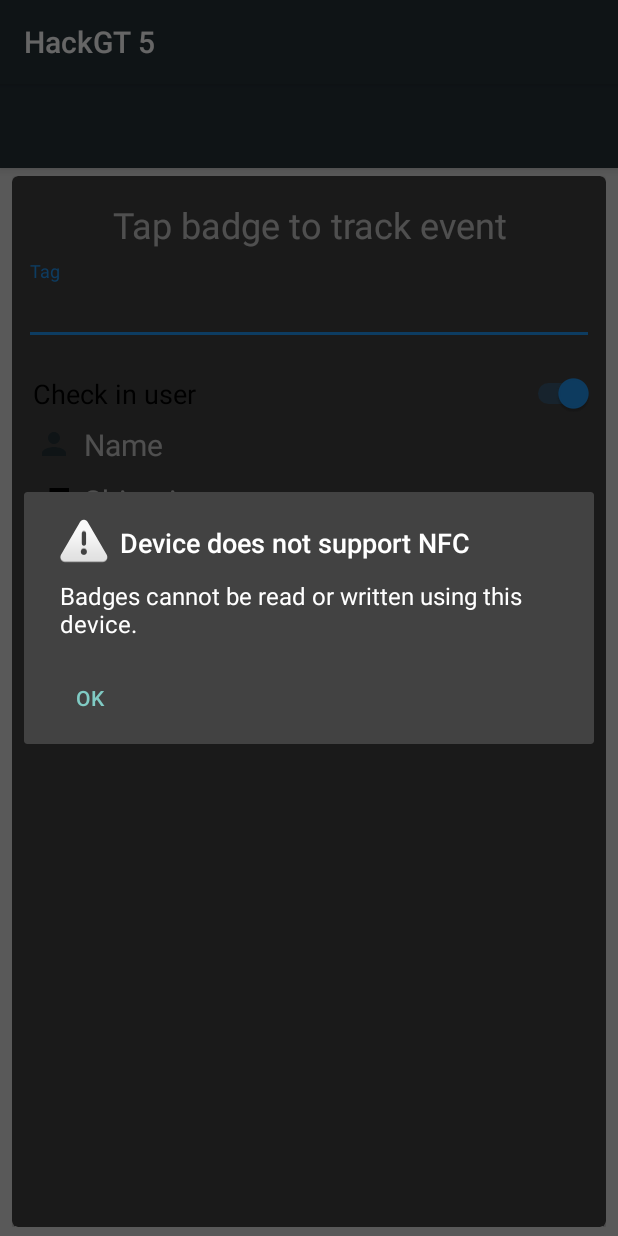
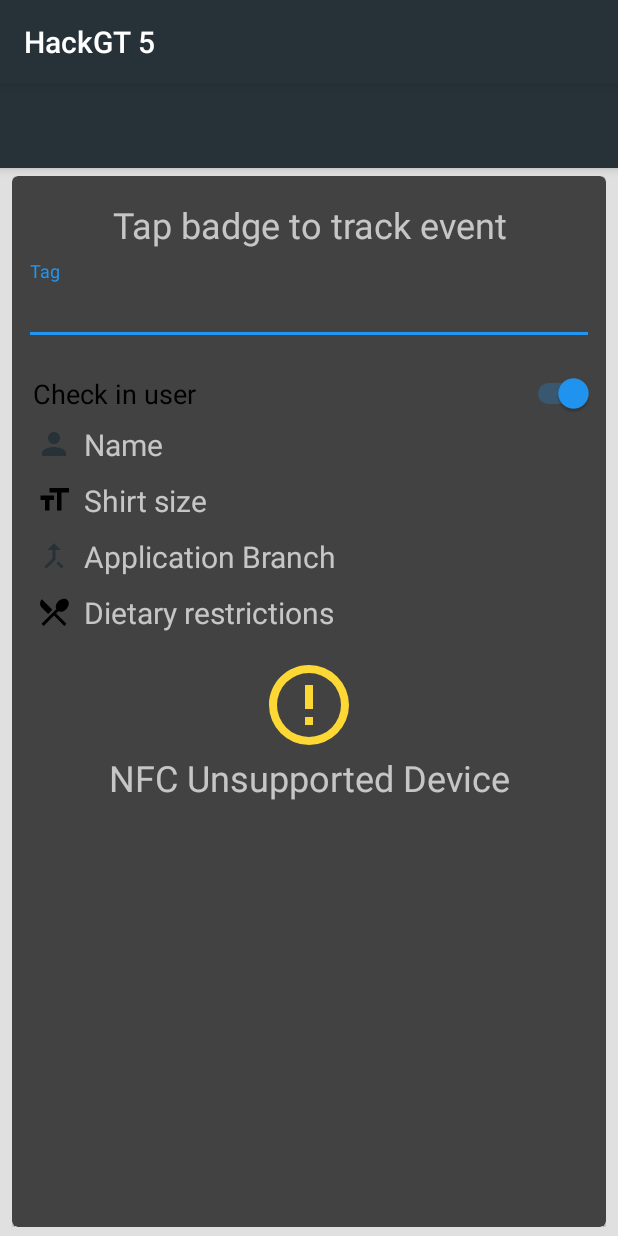
Before and after one commit to HackGT/Checkin-Android, an Android app: the fragment TapFragment placed in its activity, on a phone screen of 412 x 824 dp. Run offline under Robolectric (Android 15) with nearby library versions, the phone set to English and light mode, and no system bars; libraries missing offline, so code that uses them is left out: com.apollographql.apollo, com.mikepenz.google_material_typeface_library, com.mikepenz.iconics, com.mikepenz.materialdrawer; 24 statements that could not run were skipped.

Commit message:
converted dialogs to inline NFC errors, fix NFC not loading after enabled in settings

```diff
--- a/app/src/main/java/gt/hack/nfc/fragment/CheckinFlowFragment.java
+++ b/app/src/main/java/gt/hack/nfc/fragment/CheckinFlowFragment.java
@@ -86,7 +86,7 @@ public class CheckinFlowFragment extends Fragment {
     @Override
     public void onResume() {
         super.onResume();
-        final ProgressBar progressBar = getActivity().findViewById(R.id.waitForBadge);
+        final ProgressBar progressBar = getActivity().findViewById(R.id.wait_for_badge_tap);
 
         TextView nameView = getActivity().findViewById(R.id.hacker_checkin_name);
         nameView.setText(name);
--- a/app/src/main/java/gt/hack/nfc/fragment/TapFragment.kt
+++ b/app/src/main/java/gt/hack/nfc/fragment/TapFragment.kt
@@ -3,6 +3,7 @@ package gt.hack.nfc.fragment
 import java.util.*
 
 import android.app.AlertDialog
+import android.content.DialogInterface
 import android.content.DialogInterface.OnClickListener
 import android.content.Intent
 import android.media.AudioManager
@@ -32,12 +33,12 @@ import kotlinx.android.synthetic.main.fragment_tap.*
 import kotlinx.coroutines.runBlocking
 import kotlin.collections.ArrayList
 
-
-class TapFragment : Fragment() {
+class TapFragment : Fragment(), View.OnClickListener {
 
   val READER_FLAGS = NfcAdapter.FLAG_READER_NFC_A
   val TAG = "CHECKIN/TAP_FRAGMENT"
   var waitingForTag = true
+  var nfcIsLoaded = false
 
   companion object {
     fun newInstance(): TapFragment {
@@ -49,9 +50,18 @@ class TapFragment : Fragment() {
     return inflater.inflate(R.layout.fragment_tap, container, false)
   }
 
+  override fun onResume() {
+    super.onResume()
+
+    // in case NFC becomes enabled in settings
+    if (view != null) {
+      loadNFC(view!!)
+    }
+  }
+
   override fun onViewCreated(view: View, savedInstanceState: Bundle?) {
+    super.onViewCreated(view, savedInstanceState)
     val uuidRegex = Regex("[0-9a-f]{8}-([0-9a-f]{4}-){3}[0-9a-f]{12}")
-    super.onViewCreated(view, savedInstanceState)
     Log.i("checkin-tap", "inside onviewcreated")
     val tagSelect: AutoCompleteTextView = checkin_tag
     val prevTag = tagSelect.text
@@ -99,26 +109,56 @@ class TapFragment : Fragment() {
       }
     }
 
-    val nfc = NfcAdapter.getDefaultAdapter(activity)
+    loadNFC(view)
+  }
 
-    if (nfc == null) {
-      // if device does not support NFC provide dialog instead of just crashing
-      Util.showWarning(context, R.string.nfc_not_supported_device_title, R.string.nfc_not_supported__device_message)
+  fun loadNFC(view: View) {
+
+    val nfcAdapter = NfcAdapter.getDefaultAdapter(context)
+
+    val nfcInfo = view.findViewById<TextView>(R.id.nfcInstructions)
+    val nfcProgressBar = view.findViewById<ProgressBar>(R.id.wait_for_badge_tap)
+    val warningIcon = view.findViewById<ImageView>(R.id.nfc_error)
+    val nfcEnableButton = view.findViewById<Button>(R.id.enable_nfc_button)
+
+    if (nfcAdapter == null) {
+
+      nfcInfo.text = getString(R.string.nfc_unsupported_device)
+
+      nfcProgressBar.visibility = View.GONE
+      warningIcon.visibility = View.VISIBLE
+      nfcEnableButton.visibility = View.GONE
+
+    } else if (!nfcAdapter.isEnabled) {
+
+      nfcInfo.text = getString(R.string.nfc_disabled)
+
+      nfcProgressBar.visibility = View.GONE
+      warningIcon.visibility = View.VISIBLE
+      nfcEnableButton.visibility = View.VISIBLE
+
+      nfcEnableButton.setOnClickListener(this)
+
+    } else {
+
+      nfcInfo.text = getString(R.string.nfc_ready)
+
+      nfcProgressBar.visibility = View.VISIBLE
+      warningIcon.visibility = View.GONE
+      nfcEnableButton.visibility = View.GONE
+
+      // prevents being called multiple times if it is already enabled in reader mode
+      if (nfcIsLoaded) {
         return
       }
 
-    // Show alert if NFC is disabled
-    if (!nfc.isEnabled) {
-      val dialog = android.support.v7.app.AlertDialog.Builder(activity!!)
-      dialog.setTitle("NFC Disabled!")
-      dialog.setMessage("Badge scanning is unlikely to work w/o NFC. Would you like to enable NFC?")
-      dialog.setPositiveButton("Enable NFC") { _, _ -> startActivity(Intent(Settings.ACTION_NFC_SETTINGS)) }
-      dialog.setNegativeButton("Cancel", null)
-      dialog.show()
-      return
-    }
+      val uuidRegex = Regex("[0-9a-f]{8}-([0-9a-f]{4}-){3}[0-9a-f]{12}")
+      val tagSelect: AutoCompleteTextView = checkin_tag
+      val preferences = PreferenceManager.getDefaultSharedPreferences(activity)
 
-    nfc.enableReaderMode(activity, { tag: Tag ->
+      nfcIsLoaded = true
+
+      nfcAdapter.enableReaderMode(activity, { tag: Tag ->
         if (waitingForTag) {
           waitingForTag = false
           // get the latest read tag
@@ -175,10 +215,19 @@ class TapFragment : Fragment() {
         }
 
       }, READER_FLAGS, null)
-
+    }
 
   }
 
+  override fun onClick(view: View?) {
+    if (view == null) {
+      return
+    }
+
+    if (view!!.id == R.id.enable_nfc_button) {
+      startActivity(Intent(Settings.ACTION_NFC_SETTINGS))
+    }
+  }
 
   fun drawCheckInFinish(checkInData: CheckInData, tagName: String) {
     val waitingForBadge = wait_for_badge_tap
--- a/app/src/main/java/gt/hack/nfc/util/Util.java
+++ b/app/src/main/java/gt/hack/nfc/util/Util.java
@@ -14,6 +14,8 @@ import android.view.inputmethod.InputMethodManager;
 
 import java.lang.reflect.Field;
 import java.util.List;
+
+import gt.hack.nfc.fragment.UserFragment;
 
 public class Util {
     public static final String DEFAULT_SERVER = "https://checkin.hack.gt";
--- /dev/null
+++ b/app/src/main/res/drawable/warning.xml
@@ -0,0 +1,7 @@
+<vector xmlns:android="http://schemas.android.com/apk/res/android"
+    android:height="24dp"
+    android:width="24dp"
+    android:viewportWidth="24"
+    android:viewportHeight="24">
+    <path android:fillColor="#FDD835" android:pathData="M11,15H13V17H11V15M11,7H13V13H11V7M12,2C6.47,2 2,6.5 2,12A10,10 0 0,0 12,22A10,10 0 0,0 22,12A10,10 0 0,0 12,2M12,20A8,8 0 0,1 4,12A8,8 0 0,1 12,4A8,8 0 0,1 20,12A8,8 0 0,1 12,20Z" />
+</vector>
--- a/app/src/main/res/layout/fragment_tap.xml
+++ b/app/src/main/res/layout/fragment_tap.xml
@@ -113,13 +113,46 @@
                 android:textColor="@color/secondaryTextColor"
                 android:textSize="20dp" />
 
+            <ImageView
+                android:id="@+id/nfc_error"
+                android:layout_width="match_parent"
+                android:layout_height="64dp"
+                android:gravity="center_horizontal"
+                android:layout_gravity="end"
+                android:layout_marginTop="16dp"
+                android:src="@drawable/warning"
+                android:visibility="gone"
+                />
+
             <ProgressBar
                 android:id="@+id/wait_for_badge_tap"
                 android:layout_width="match_parent"
                 android:layout_height="wrap_content"
                 android:layout_gravity="end"
                 android:gravity="center_horizontal"
-                android:paddingTop="20dp" />
+                android:layout_marginTop="24dp" />
+
+
+            <TextView
+                android:id="@+id/nfcInstructions"
+                android:layout_width="match_parent"
+                android:gravity="center_horizontal"
+                android:layout_height="wrap_content"
+                android:text="@string/nfc_ready"
+                android:layout_gravity="center_vertical"
+                android:textSize="24sp" />
+
+            <android.support.v7.widget.AppCompatButton
+                android:id="@+id/enable_nfc_button"
+                android:layout_width="fill_parent"
+                android:layout_height="wrap_content"
+                android:layout_marginTop="16dp"
+                android:layout_marginBottom="24dp"
+                android:textColor="@color/white"
+                android:background="@color/primaryColor"
+                android:padding="12dp"
+                android:visibility="gone"
+                android:text="Enable NFC" />
 
             <ImageView
                 android:id="@+id/badge_tapped"
--- a/app/src/main/res/values/strings.xml
+++ b/app/src/main/res/values/strings.xml
@@ -42,6 +42,7 @@
     <string name="user_already_checked_in">User already checked in for this tag</string>
     <string name="user_already_checked_out">User already checked out for this tag</string>
     <string name="cannot_checkout_not_checked_in">Cannot checkout - user is not checked in</string>
-    <string name="nfc_not_supported_device_title">Device does not support NFC</string>
-    <string name="nfc_not_supported__device_message">Badges cannot be read or written using this device.</string>
+    <string name="nfc_unsupported_device">NFC Unsupported Device</string>
+    <string name="nfc_disabled">NFC Disabled</string>
+    <string name="nfc_ready">Waiting for badge...</string>
 </resources>
```
Also changed, not shown: app/src/main/res/layout/fragment_checkin_confirm.xml (+12 -10 lines). Lines whose indentation alone changed are shown as unchanged.
